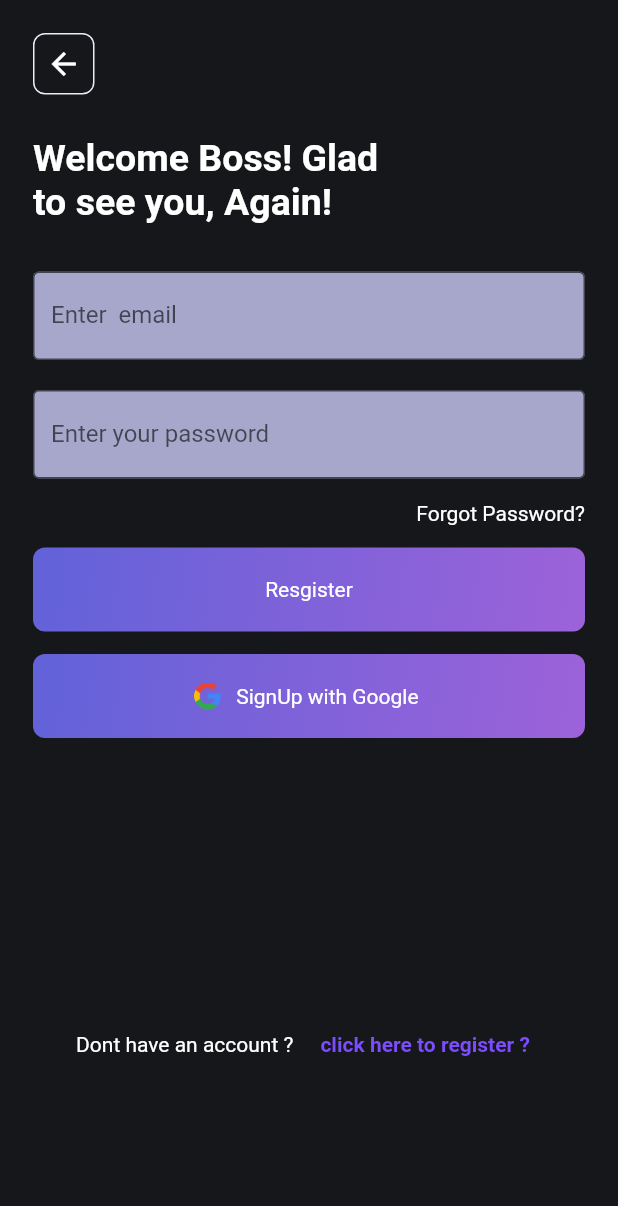
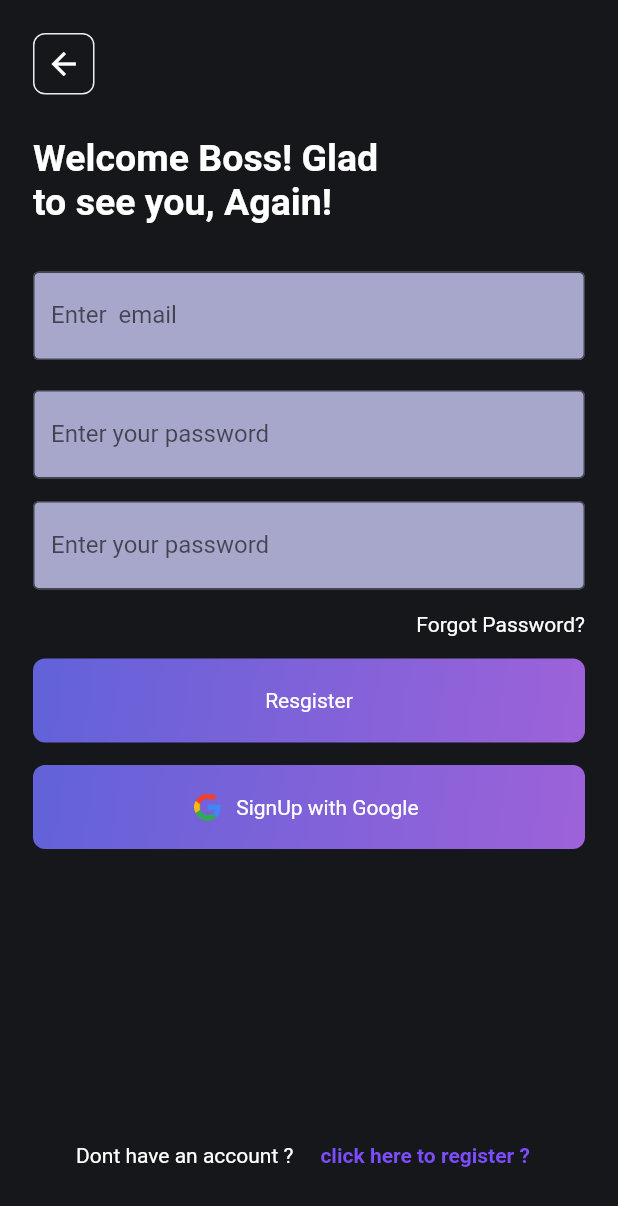
Before and after one commit to samstickkz/projectMain, a Flutter app: the RegisterPage screen opened directly, on a phone screen of 412 x 824 dp. Shown: the top 1206 px of the screen. Run offline on Flutter 3.47's test engine with Material 2 defaults, Android fonts, the phone set to English and light mode, and no system bars; our stand-ins replace animated_splash_screen, firebase_auth, firebase_core, flutter_credit_card, flutter_hex_color, google_nav_bar and 4 more; accounts and stored records are empty.

Commit message:
password

```diff
--- a/project/lib/authentication/register.dart
+++ b/project/lib/authentication/register.dart
@@ -2,6 +2,7 @@ import 'package:flutter/material.dart';
 import 'package:flutter_hex_color/flutter_hex_color.dart';
 
 import '../screens/login_register_page.dart';
+import 'package:firebase_auth/firebase_auth.dart';
 
 class RegisterPage extends StatefulWidget {
   // final VoidCallback showLoginPage;
@@ -14,13 +15,39 @@ class RegisterPage extends StatefulWidget {
 class _RegisterPageState extends State<RegisterPage> {
   final _emailcontroller = TextEditingController();
   final _passwordcontroller = TextEditingController();
+  final _confirmpasswordcontroller = TextEditingController();
 
   @override
-  void dispose(){
+  void dispose() {
     _passwordcontroller.dispose();
     _emailcontroller.dispose();
+    _confirmpasswordcontroller.dispose();
+
     super.dispose();
   }
+
+  Future signUp() async {
+    bool passwordconfirmed(){
+      if (_passwordcontroller.text.trim() == _confirmpasswordcontroller.text.trim()){
+        return true;
+      }else{
+        return false;
+      }
+    }
+
+    if (passwordconfirmed()){
+      await FirebaseAuth.instance.createUserWithEmailAndPassword(
+        email: _emailcontroller.text.trim(),
+        password: _passwordcontroller.text.trim(),
+      );
+
+    }
+
+
+
+
+  }
+
   @override
   Widget build(BuildContext context) {
     return Scaffold(
@@ -30,29 +57,33 @@ class _RegisterPageState extends State<RegisterPage> {
           padding: const EdgeInsets.all(22.0),
           child: SingleChildScrollView(
             child: Column(
-
               children: [
                 Row(
                   children: [
                     GestureDetector(
                       onTap: () {
-                        Navigator.push(context, MaterialPageRoute(builder: (context) => const HomePage()) );
+                        Navigator.push(
+                            context,
+                            MaterialPageRoute(
+                                builder: (context) => const HomePage()));
                       },
                       child: Container(
                         height: 41,
                         width: 41,
                         decoration: BoxDecoration(
                             borderRadius: BorderRadius.circular(8),
-                            border: Border.all(color: HexColor('E8ECF4'))
+                            border: Border.all(color: HexColor('E8ECF4'))),
+                        child: const Icon(
+                          Icons.arrow_back,
+                          color: Colors.white,
                         ),
-                        child: const Icon(Icons.arrow_back, color: Colors.white,),
                       ),
                     ),
                   ],
                 ),
-
-                const SizedBox(height: 28,),
-
+                const SizedBox(
+                  height: 28,
+                ),
                 Row(
                   children: [
                     Column(
@@ -77,43 +108,48 @@ class _RegisterPageState extends State<RegisterPage> {
                     ),
                   ],
                 ),
-
                 const SizedBox(
                   height: 32,
                 ),
-
                 TextField(
-                  // controller: _emailcontroller,
+                  controller: _emailcontroller,
                   decoration: InputDecoration(
                     fillColor: HexColor('A7A7CC'),
                     filled: true,
                     labelText: 'Enter  email',
-                    border: const OutlineInputBorder(
-
+                    border: const OutlineInputBorder(),
                   ),
                 ),
-                ),
-
                 const SizedBox(
                   height: 20,
                 ),
-
                 TextField(
-
-                  // controller: _passwordcontroller,
-
+                  controller: _passwordcontroller,
                   decoration: InputDecoration(
                     fillColor: HexColor('A7A7CC'),
                     filled: true,
                     labelText: 'Enter your password',
                     border: const OutlineInputBorder(),
-
                   ),
                 ),
                 const SizedBox(
                   height: 15,
                 ),
 
+                // confirm password
+
+                TextField(
+                  controller: _confirmpasswordcontroller,
+                  decoration: InputDecoration(
+                    fillColor: HexColor('A7A7CC'),
+                    filled: true,
+                    labelText: 'Enter your password',
+                    border: const OutlineInputBorder(),
+                  ),
+                ),
+                const SizedBox(
+                  height: 15,
+                ),
                 Row(
                   mainAxisAlignment: MainAxisAlignment.end,
                   children: [
@@ -125,7 +161,6 @@ class _RegisterPageState extends State<RegisterPage> {
                     ),
                   ],
                 ),
-
                 SizedBox(
                   height: 15,
                 ),
@@ -146,10 +181,13 @@ class _RegisterPageState extends State<RegisterPage> {
                       // color: HexColor('1E232C'),
                       borderRadius: BorderRadius.circular(8),
                     ),
-                    child: const Center(
+                    child: Center(
+                        child: GestureDetector(
+                      onTap: signUp,
                       child: Text(
                         'Resgister',
                         style: TextStyle(color: Colors.white),
+                      ),
                     )),
                   ),
                 ),
@@ -173,12 +211,18 @@ class _RegisterPageState extends State<RegisterPage> {
                       // color: HexColor('1E232C'),
                       borderRadius: BorderRadius.circular(8),
                     ),
-                    child:  Center(
+                    child: Center(
                         child: Row(
                       mainAxisAlignment: MainAxisAlignment.center,
                       children: [
-                            Image.asset('images/Google.png',width: 18,height: 18,),
-                            SizedBox(width: 10,),
+                        Image.asset(
+                          'images/Google.png',
+                          width: 18,
+                          height: 18,
+                        ),
+                        SizedBox(
+                          width: 10,
+                        ),
                         Text(
                           'SignUp with Google ',
                           style: TextStyle(color: Colors.white),
@@ -187,14 +231,10 @@ class _RegisterPageState extends State<RegisterPage> {
                     )),
                   ),
                 ),
-
-
                 SizedBox(
                   height: 180,
                 ),
                 Row(
-
-
                   mainAxisAlignment: MainAxisAlignment.center,
                   children: [
                     Text(
@@ -212,7 +252,8 @@ class _RegisterPageState extends State<RegisterPage> {
                         Navigator.push(
                           context,
                           MaterialPageRoute(
-                            builder: (context) =>  RegisterPage(),),
+                            builder: (context) => RegisterPage(),
+                          ),
                         );
                       },
                       child: Text(
@@ -227,7 +268,6 @@ class _RegisterPageState extends State<RegisterPage> {
                   ],
                 ),
               ],
-
             ),
           ),
         ),
```
Also changed, not shown: project/lib/authentication/login_main.dart (+19 -19 lines), 1 other file. Lines whose indentation alone changed are shown as unchanged.
